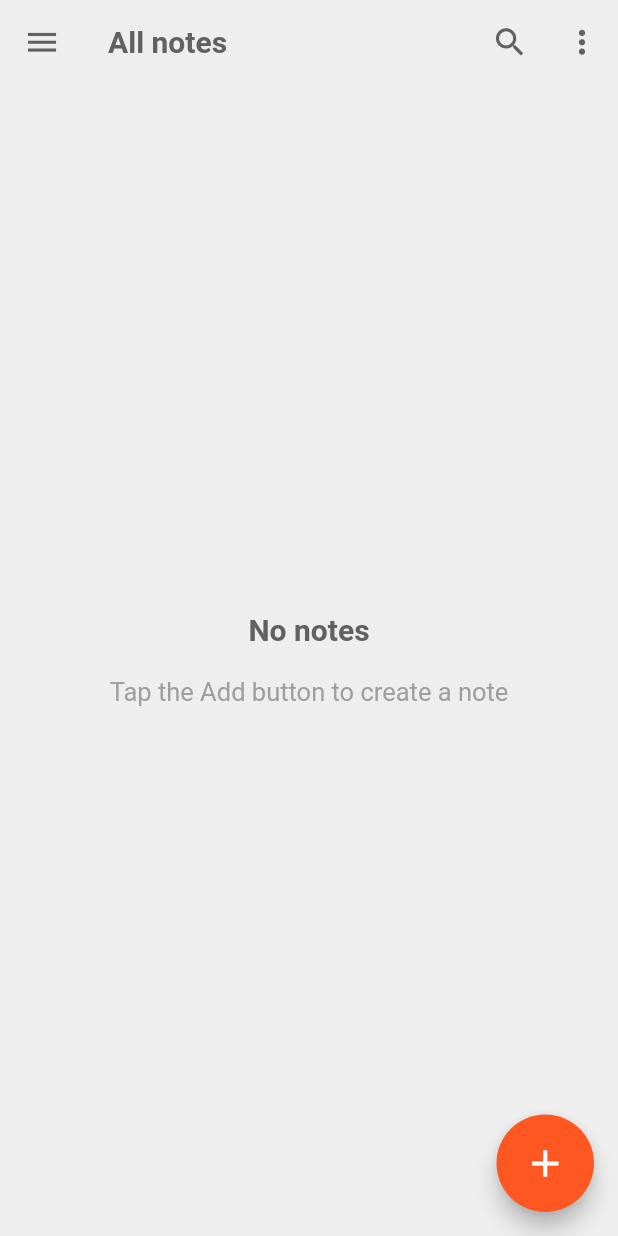
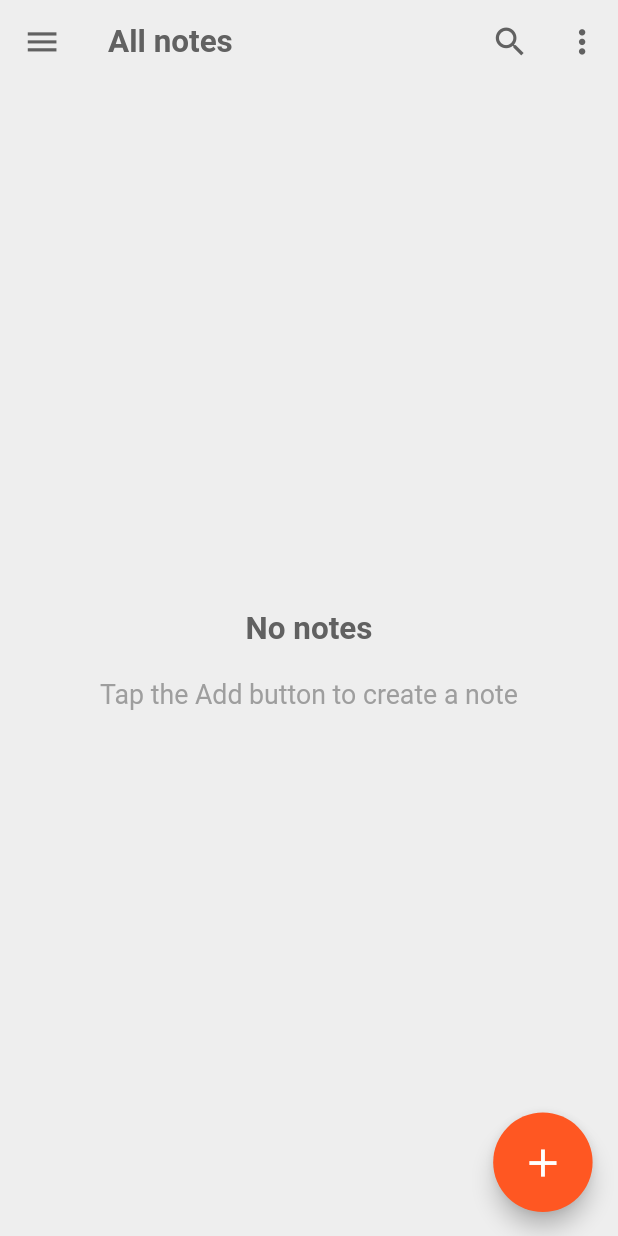
Before and after one commit to ArashShakibaee/Samsung_notes, a Flutter app: the screen it shows after launch, on a phone screen of 412 x 824 dp. Run offline on Flutter 3.47's test engine with Material 2 defaults, Android fonts, the phone set to English and light mode, and no system bars; our stand-ins replace drift, flutter_screenutil, get, loading_animation_widget; accounts and stored records are empty; generated files the repository leaves out were written again.

Commit message:
make it responsive

```diff
--- a/lib/CustomWidget/home_scaffold.dart
+++ b/lib/CustomWidget/home_scaffold.dart
@@ -1,4 +1,5 @@
 import 'package:flutter/material.dart';
+import 'package:flutter_screenutil/flutter_screenutil.dart';
 import 'package:get/get.dart';
 import 'package:samsung_note/Database/database.dart';
 import 'package:samsung_note/Screens/add_screen.dart';
@@ -26,24 +27,24 @@ class HomeScaffold extends StatelessWidget {
         ),
         actions: [
           IconButton(
-              splashRadius: 20,
+              splashRadius: 20.r,
               onPressed: () => Get.to(() => SearchBar(notes: notes!)),
               icon: const Icon(Icons.search),
           ),
           IconButton(
-              splashRadius: 20,
+              splashRadius: 20.r,
               onPressed: () {}, icon: const Icon(Icons.more_vert_outlined))
         ],
       ),
       body: body,
       floatingActionButton: SizedBox(
-        height: 65,
-        width: 65,
+        height: 65.h,
+        width: 65.w,
         child: FloatingActionButton(
           tooltip: 'Add note',
-          child: const Icon(
+          child: Icon(
             Icons.add,
-            size: 30,
+            size: 30.r,
           ),
           onPressed: () => Get.to(() => const AddScreen()),
         ),
--- a/lib/Screens/home_screen.dart
+++ b/lib/Screens/home_screen.dart
@@ -1,4 +1,5 @@
 import 'package:flutter/material.dart';
+import 'package:flutter_screenutil/flutter_screenutil.dart';
 import 'package:loading_animation_widget/loading_animation_widget.dart';
 import 'package:samsung_note/CustomWidget/animated_app_bar.dart';
 import 'package:samsung_note/CustomWidget/home_scaffold.dart';
@@ -38,7 +39,7 @@ class _HomeScreenState extends State<HomeScreen> {
             notes: notes,
             body: Center(
               child: LoadingAnimationWidget.inkDrop(
-                  color: Colors.deepOrange, size: 35),
+                  color: Colors.deepOrange, size: 35.r),
             ),
           );
         } else if (snapshot.hasError) {
@@ -46,7 +47,7 @@ class _HomeScreenState extends State<HomeScreen> {
             notes: notes,
             body: Center(
               child: LoadingAnimationWidget.inkDrop(
-                  color: Colors.deepOrange, size: 35),
+                  color: Colors.deepOrange, size: 35.r),
             ),
           );
         } else if (notes!.isNotEmpty) {
@@ -64,10 +65,10 @@ class _HomeScreenState extends State<HomeScreen> {
                         color: Colors.grey.shade700,
                         fontWeight: FontWeight.w600),
                   ),
-                  const SizedBox(height: 20),
+                  SizedBox(height: 20.h),
                   Text("Tap the Add button to create a note",
                       style: AppStyle.normalTextStyle
-                          .copyWith(color: Colors.grey.shade500, fontSize: 17)),
+                          .copyWith(color: Colors.grey.shade500, fontSize: 17.sp)),
                 ],
               ),
             ),
--- a/lib/Screens/spash_screen.dart
+++ b/lib/Screens/spash_screen.dart
@@ -1,4 +1,5 @@
 import 'package:flutter/material.dart';
+import 'package:flutter_screenutil/flutter_screenutil.dart';
 import 'package:get/get.dart';
 import 'package:samsung_note/app_style.dart';
 import 'home_screen.dart';
@@ -37,12 +38,12 @@ class _SplashScreenState extends State<SplashScreen> with SingleTickerProviderSt
       backgroundColor: animation.value,
       body: Stack(children: [
         Center(
-          child: Image.asset('images/logo.png', width: 100),
+          child: Image.asset('images/logo.png', width: 100.w),
         ),
         Align(
           alignment: Alignment.bottomCenter,
           child: Padding(
-            padding: const EdgeInsets.only(bottom: 70),
+            padding: EdgeInsets.only(bottom: 70.h),
             child: Text(
               "Samsung Notes",
               style: AppStyle.largeTextStyle
--- a/lib/app_style.dart
+++ b/lib/app_style.dart
@@ -1,16 +1,15 @@
 import 'package:flutter/material.dart';
+import 'package:flutter_screenutil/flutter_screenutil.dart';
 
 class AppStyle {
-  static TextStyle smallTextStyle = TextStyle(
-      color: Colors.grey.shade700, fontSize: 14);
-  static TextStyle normalTextStyle = TextStyle(
-      color: Colors.grey.shade700, fontSize: 20);
-  static TextStyle largeTextStyle = TextStyle(
-      color: Colors.grey.shade700, fontSize: 25);
-  static TextStyle titleTextStyle = const TextStyle(
-      color: Colors.black,
-      fontSize: 25,
-      fontWeight: FontWeight.bold);
+  static TextStyle smallTextStyle =
+      TextStyle(color: Colors.grey.shade700, fontSize: 14.sp);
+  static TextStyle normalTextStyle =
+      TextStyle(color: Colors.grey.shade700, fontSize: 20.sp);
+  static TextStyle largeTextStyle =
+      TextStyle(color: Colors.grey.shade700, fontSize: 25.sp);
+  static TextStyle titleTextStyle = TextStyle(
+      color: Colors.black, fontSize: 25.sp, fontWeight: FontWeight.bold);
   static TextStyle descriptionTextStyle =
-      const TextStyle(color: Colors.black, fontSize: 17);
+      TextStyle(color: Colors.black, fontSize: 17.sp);
 }
--- a/lib/main.dart
+++ b/lib/main.dart
@@ -1,4 +1,5 @@
 import 'package:flutter/material.dart';
+import 'package:flutter_screenutil/flutter_screenutil.dart';
 import 'package:get/get.dart';
 import 'package:samsung_note/Screens/spash_screen.dart';
 
@@ -9,25 +10,26 @@ void main() {
 class MyApp extends StatelessWidget {
   const MyApp({Key? key}) : super(key: key);
 
-  // This widget is the root of your application.
+
   @override
   Widget build(BuildContext context) {
-    return GetMaterialApp(
+    return ScreenUtilInit(
+        designSize: const Size(393, 808),
+        builder: (context, child) => GetMaterialApp(
               debugShowCheckedModeBanner: false,
               title: 'Samsung Notes',
               theme: ThemeData(
                 scaffoldBackgroundColor: Colors.grey.shade200,
                 appBarTheme: AppBarTheme(
                     backgroundColor: Colors.grey.shade200,
-          iconTheme: IconThemeData(
-            size: 25,
-            color: Colors.grey.shade700
-          ),
-          foregroundColor: Colors.grey.shade800
-        ),
+                    iconTheme:
+                        IconThemeData(size: 25.r, color: Colors.grey.shade700),
+                    foregroundColor: Colors.grey.shade800),
                 primarySwatch: Colors.deepOrange,
               ),
-      home: const SplashScreen(),
+              home: child,
+            ),
+      child: const SplashScreen(),
     );
   }
 }
--- a/pubspec.yaml
+++ b/pubspec.yaml
@@ -43,6 +43,7 @@ dependencies:
   flutter_staggered_grid_view: ^0.4.1
   loading_animation_widget: ^1.2.0+2
   searchable_listview:  1.7.2
+  flutter_screenutil: ^5.5.3+2
 
 dev_dependencies:
   flutter_test:
```
Also changed, not shown: lib/CustomWidget/animated_app_bar.dart (+18 -17 lines), lib/CustomWidget/base_container.dart (+11 -10 lines), lib/CustomWidget/custom_dialog.dart (+10 -10 lines), lib/Screens/add_screen.dart (+14 -13 lines), lib/Screens/details_screen.dart (+10 -9 lines), lib/Screens/edit_screen.dart (+14 -13 lines), lib/SearchBar/search_bar.dart (+7 -6 lines), pubspec.lock. Lines whose indentation alone changed are shown as unchanged.
